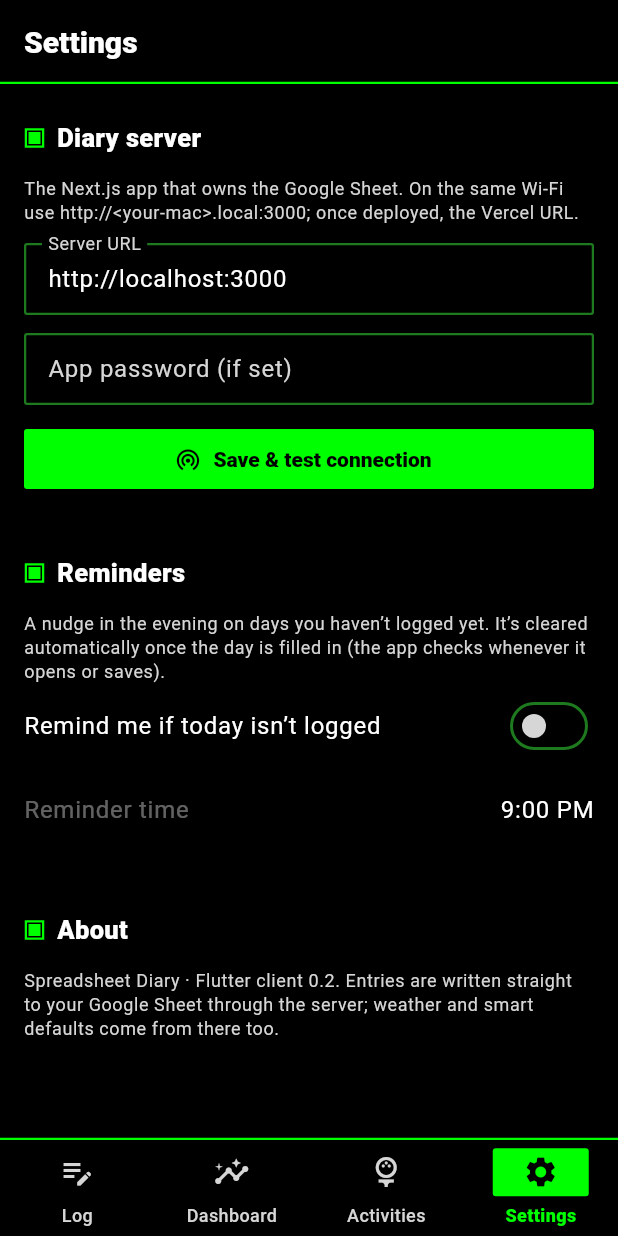
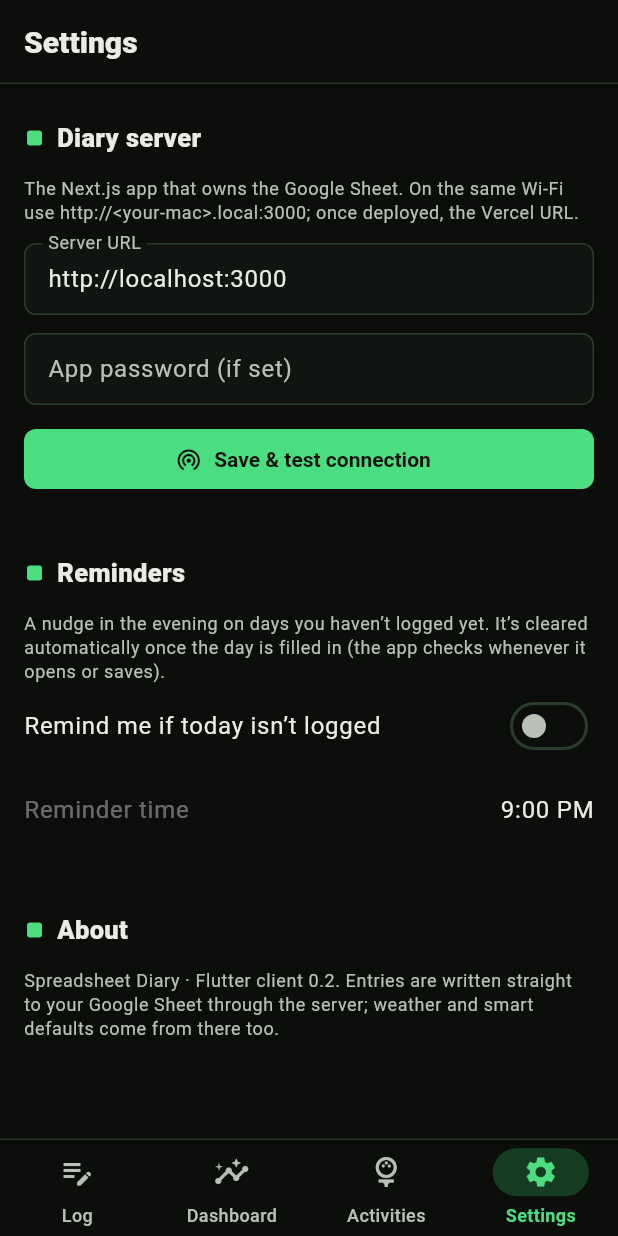
Before and after one commit to mylesai25/spreadsheet-diary, a Flutter app: the screen it shows after launch, item 4 of the bottom bar chosen, on a phone screen of 412 x 824 dp. Run offline on Flutter 3.47's test engine with Material 3 defaults, Android fonts, the phone set to English and light mode, and no system bars; our stand-ins replace fl_chart, flutter_local_notifications, flutter_timezone, shared_preferences, timezone; network calls fail.

Commit message:
Restyle web and mobile apps in the Diary_Graphs figure style
Dark-only theme drawn from the notebook graphs (green-tinted near-black paper,
muted green frames, mint accent, off-white second series), softened after a
first neon pass. Tabs are segmented controls and pills. Dashboard, Insights,
Compare and the Closet tab reuse shared chart primitives (Tile, ChartCard,
RankBars, VerticalBars) with the figures' green rank ramp and named clothing
colors; calendars, heatmap, scatter and heart-rate spread match their figures.

Combobox suggestion lists now close on any press outside the field (iOS Safari
never blurred the input on taps elsewhere).

Flutter app gets the same palette via lib/theme.dart, figure-style dashboard
and closet charts, and version 0.2.0.

Co-Authored-By: Claude Fable 5.1 <noreply@anthropic.com>

```diff
--- a/mobile/lib/main.dart
+++ b/mobile/lib/main.dart
@@ -67,7 +67,7 @@ class _ShellState extends State<Shell> {
     return Scaffold(
       body: IndexedStack(index: _tab, children: pages),
       bottomNavigationBar: Container(
-        decoration: const BoxDecoration(border: Border(top: BorderSide(color: Fig.neon, width: Fig.frameWidth))),
+        decoration: const BoxDecoration(border: Border(top: BorderSide(color: Fig.line, width: 1))),
         child: NavigationBar(
           selectedIndex: _tab,
           onDestinationSelected: (i) => setState(() => _tab = i),
--- a/mobile/lib/theme.dart
+++ b/mobile/lib/theme.dart
@@ -3,34 +3,36 @@ import 'package:flutter/material.dart';
 /// The look of the Diary_Graphs figures: black paper, a lime frame around every panel,
 /// green bars with lime outlines, white bold titles. Dark only — mirrors the web app's globals.css.
 class Fig {
-  static const paper = Color(0xFF000000);
-  static const surface2 = Color(0xFF0B1A0B);
-  static const neon = Color(0xFF00FF00);
-  static const border = Color(0xFF1E7A1E);   // dim green: inputs, dividers
-  static const ink = Color(0xFFFFFFFF);
-  static const ink2 = Color(0xFFD6D6D6);
-  static const muted = Color(0xFF9B9B9B);
-  static const line = Color(0xFF333333);
-  static const grid = Color(0xFF3D3D3D);
-  static const axis = Color(0xFF8C8C8C);
-  static const fill = Color(0xFF0F8F0F);     // bar fill under a lime outline
-  static const dot = Color(0xFF90EE90);      // scatter dots
-  static const accentSoft = Color(0xFF0B3D0B);
-  static const red = Color(0xFFFF0000);
-  static const gold = Color(0xFFFFD700);
-  static const white = Color(0xFFFFFFFF);
+  static const paper = Color(0xFF0B0E0B);
+  static const surface = Color(0xFF111511);
+  static const surface2 = Color(0xFF182018);
+  static const neon = Color(0xFF4ADE80);     // accent green (softened from the figures' lime)
+  static const frame = Color(0xFF2F5D38);    // muted green: card frames
+  static const border = Color(0xFF2A3D2C);   // inputs, dividers
+  static const ink = Color(0xFFE8EBE6);
+  static const ink2 = Color(0xFFB9C0B6);
+  static const muted = Color(0xFF7F877C);
+  static const line = Color(0xFF263026);
+  static const grid = Color(0xFF263026);
+  static const axis = Color(0xFF4B564A);
+  static const fill = Color(0xFF22753A);     // bar fill under a green outline
+  static const dot = Color(0xFF86EFAC);      // scatter dots
+  static const accentSoft = Color(0xFF163D22);
+  static const red = Color(0xFFEF5350);
+  static const gold = Color(0xFFE5C25A);
+  static const white = Color(0xFFD8DCD4);    // second series (soft white)
 
-  static const radius = 2.0;
-  static const frameWidth = 1.5;
+  static const radius = 8.0;
+  static const frameWidth = 1.0;
 
   /// Rank ramp from the "most-worn brands" figure: the top bars glow lime, the tail fades to forest green.
   static Color ramp(int i, int n) {
     final t = n <= 1 ? 0.0 : (i / (n - 1)).clamp(0.0, 1.0);
-    return Color.lerp(neon, const Color(0xFF0A4A0A), t)!;
+    return Color.lerp(neon, const Color(0xFF1C4A27), t)!;
   }
 
   /// Sequential scale for heatmaps: near-black green → lime.
-  static Color scale(double t) => Color.lerp(const Color(0xFF062006), neon, t.clamp(0.0, 1.0))!;
+  static Color scale(double t) => Color.lerp(const Color(0xFF12301A), neon, t.clamp(0.0, 1.0))!;
 
   /// Black or white text for a background (black on lime/red/white like the calendar figures).
   static Color inkOn(Color c) => c.computeLuminance() > 0.18 ? Colors.black : Colors.white;
@@ -53,10 +55,10 @@ class Fig {
 
   static Color? colorFor(String name) => named[name] ?? named[name.replaceAll(RegExp(r'\s*\(.*\)$'), '')];
 
-  static const frame = RoundedRectangleBorder(borderRadius: BorderRadius.all(Radius.circular(radius)), side: BorderSide(color: neon, width: frameWidth));
+  static const frameShape = RoundedRectangleBorder(borderRadius: BorderRadius.all(Radius.circular(radius)), side: BorderSide(color: frame, width: frameWidth));
   static const frameDim = RoundedRectangleBorder(borderRadius: BorderRadius.all(Radius.circular(radius)), side: BorderSide(color: border, width: frameWidth));
 
-  static const tileLabel = TextStyle(color: neon, fontSize: 10.5, fontWeight: FontWeight.w800, letterSpacing: 0.9);
+  static const tileLabel = TextStyle(color: neon, fontSize: 10.5, fontWeight: FontWeight.w700, letterSpacing: 0.8);
   static const tileValue = TextStyle(color: ink, fontSize: 26, fontWeight: FontWeight.w800, height: 1.05, fontFeatures: [FontFeature.tabularFigures()]);
   static const cardTitle = TextStyle(color: ink, fontSize: 15, fontWeight: FontWeight.w800);
   static const cardSub = TextStyle(color: ink2, fontSize: 12);
@@ -70,7 +72,7 @@ ThemeData buildFigTheme() {
   const cs = ColorScheme(
     brightness: Brightness.dark,
     primary: Fig.neon, onPrimary: Colors.black,
-    primaryContainer: Fig.surface2, onPrimaryContainer: Fig.ink,
+    primaryContainer: Fig.accentSoft, onPrimaryContainer: Fig.ink,
     secondary: Fig.neon, onSecondary: Colors.black,
     secondaryContainer: Fig.accentSoft, onSecondaryContainer: Fig.ink,
     tertiary: Fig.gold, onTertiary: Colors.black,
@@ -78,11 +80,11 @@ ThemeData buildFigTheme() {
     error: Fig.red, onError: Colors.black,
     errorContainer: Color(0xFF3A0000), onErrorContainer: Fig.ink,
     surface: Fig.paper, onSurface: Fig.ink,
-    surfaceContainerLowest: Fig.paper, surfaceContainerLow: Fig.paper, surfaceContainer: Fig.surface2,
-    surfaceContainerHigh: Fig.surface2, surfaceContainerHighest: Color(0xFF122412),
+    surfaceContainerLowest: Fig.paper, surfaceContainerLow: Fig.surface, surfaceContainer: Fig.surface2,
+    surfaceContainerHigh: Fig.surface2, surfaceContainerHighest: Color(0xFF1F2A1F),
     onSurfaceVariant: Fig.ink2,
     outline: Fig.border, outlineVariant: Fig.border,
-    inverseSurface: Fig.ink, onInverseSurface: Colors.black, inversePrimary: Color(0xFF0A4A0A),
+    inverseSurface: Fig.ink, onInverseSurface: Fig.paper, inversePrimary: Color(0xFF1C4A27),
     shadow: Colors.black, scrim: Colors.black,
   );
   const shape = RoundedRectangleBorder(borderRadius: BorderRadius.all(Radius.circular(Fig.radius)));
@@ -95,11 +97,11 @@ ThemeData buildFigTheme() {
     appBarTheme: const AppBarTheme(
       backgroundColor: Fig.paper, foregroundColor: Fig.ink, elevation: 0, scrolledUnderElevation: 0, centerTitle: false,
       titleTextStyle: TextStyle(color: Fig.ink, fontSize: 20, fontWeight: FontWeight.w800),
-      shape: Border(bottom: BorderSide(color: Fig.neon, width: Fig.frameWidth)),
+      shape: Border(bottom: BorderSide(color: Fig.line, width: 1)),
     ),
-    cardTheme: const CardThemeData(color: Fig.paper, elevation: 0, margin: EdgeInsets.zero, shape: Fig.frame),
+    cardTheme: const CardThemeData(color: Fig.surface, elevation: 0, margin: EdgeInsets.zero, shape: Fig.frameShape),
     inputDecorationTheme: const InputDecorationTheme(
-      isDense: true, filled: true, fillColor: Fig.paper,
+      isDense: true, filled: true, fillColor: Fig.surface,
       hintStyle: TextStyle(color: Fig.muted), helperStyle: TextStyle(color: Fig.muted), labelStyle: TextStyle(color: Fig.ink2), suffixStyle: TextStyle(color: Fig.muted),
       border: OutlineInputBorder(borderRadius: BorderRadius.all(Radius.circular(Fig.radius)), borderSide: BorderSide(color: Fig.border, width: Fig.frameWidth)),
       enabledBorder: OutlineInputBorder(borderRadius: BorderRadius.all(Radius.circular(Fig.radius)), borderSide: BorderSide(color: Fig.border, width: Fig.frameWidth)),
@@ -107,10 +109,10 @@ ThemeData buildFigTheme() {
       errorBorder: OutlineInputBorder(borderRadius: BorderRadius.all(Radius.circular(Fig.radius)), borderSide: BorderSide(color: Fig.red, width: Fig.frameWidth)),
     ),
     chipTheme: ChipThemeData(
-      backgroundColor: Fig.paper, selectedColor: Fig.neon, disabledColor: Fig.paper, checkmarkColor: Colors.black,
-      side: const BorderSide(color: Fig.border, width: Fig.frameWidth), shape: shape,
+      backgroundColor: Fig.surface2, selectedColor: Fig.neon, disabledColor: Fig.surface2, checkmarkColor: Fig.paper,
+      side: BorderSide.none, shape: const StadiumBorder(),
       labelStyle: const TextStyle(color: Fig.ink2, fontSize: 13),
-      secondaryLabelStyle: const TextStyle(color: Colors.black, fontSize: 13, fontWeight: FontWeight.w800),
+      secondaryLabelStyle: const TextStyle(color: Fig.paper, fontSize: 13, fontWeight: FontWeight.w700),
       deleteIconColor: Fig.muted, iconTheme: const IconThemeData(color: Fig.ink2, size: 16),
     ),
     segmentedButtonTheme: SegmentedButtonThemeData(
@@ -118,16 +120,16 @@ ThemeData buildFigTheme() {
         shape: const WidgetStatePropertyAll(shape),
         side: const WidgetStatePropertyAll(BorderSide(color: Fig.border, width: Fig.frameWidth)),
         backgroundColor: WidgetStateProperty.resolveWith((s) => s.contains(WidgetState.selected) ? Fig.neon : Fig.paper),
-        foregroundColor: WidgetStateProperty.resolveWith((s) => s.contains(WidgetState.selected) ? Colors.black : Fig.ink2),
-        textStyle: WidgetStateProperty.resolveWith((s) => TextStyle(fontWeight: s.contains(WidgetState.selected) ? FontWeight.w800 : FontWeight.w500)),
+        foregroundColor: WidgetStateProperty.resolveWith((s) => s.contains(WidgetState.selected) ? Fig.paper : Fig.ink2),
+        textStyle: WidgetStateProperty.resolveWith((s) => TextStyle(fontWeight: s.contains(WidgetState.selected) ? FontWeight.w700 : FontWeight.w500)),
       ),
     ),
     filledButtonTheme: FilledButtonThemeData(
       style: ButtonStyle(
         shape: const WidgetStatePropertyAll(shape),
         backgroundColor: WidgetStateProperty.resolveWith((s) => s.contains(WidgetState.disabled) ? Fig.neon.withValues(alpha: 0.35) : Fig.neon),
-        foregroundColor: const WidgetStatePropertyAll(Colors.black),
-        textStyle: const WidgetStatePropertyAll(TextStyle(fontWeight: FontWeight.w800)),
+        foregroundColor: const WidgetStatePropertyAll(Fig.paper),
+        textStyle: const WidgetStatePropertyAll(TextStyle(fontWeight: FontWeight.w700)),
       ),
     ),
     outlinedButtonTheme: OutlinedButtonThemeData(
@@ -135,7 +137,7 @@ ThemeData buildFigTheme() {
         shape: const WidgetStatePropertyAll(shape),
         side: WidgetStateProperty.resolveWith((s) => BorderSide(color: s.contains(WidgetState.focused) ? Fig.neon : Fig.border, width: Fig.frameWidth)),
         foregroundColor: const WidgetStatePropertyAll(Fig.ink),
-        backgroundColor: const WidgetStatePropertyAll(Fig.paper),
+        backgroundColor: const WidgetStatePropertyAll(Fig.surface),
       ),
     ),
     textButtonTheme: TextButtonThemeData(
@@ -143,23 +145,23 @@ ThemeData buildFigTheme() {
     ),
     iconButtonTheme: const IconButtonThemeData(style: ButtonStyle(foregroundColor: WidgetStatePropertyAll(Fig.ink))),
     navigationBarTheme: NavigationBarThemeData(
-      backgroundColor: Fig.paper, indicatorColor: Fig.neon, indicatorShape: shape, elevation: 0, height: 64,
-      iconTheme: WidgetStateProperty.resolveWith((s) => IconThemeData(color: s.contains(WidgetState.selected) ? Colors.black : Fig.ink2)),
-      labelTextStyle: WidgetStateProperty.resolveWith((s) => TextStyle(color: s.contains(WidgetState.selected) ? Fig.neon : Fig.ink2, fontSize: 12, fontWeight: s.contains(WidgetState.selected) ? FontWeight.w800 : FontWeight.w500)),
+      backgroundColor: Fig.paper, indicatorColor: Fig.accentSoft, indicatorShape: const StadiumBorder(), elevation: 0, height: 64,
+      iconTheme: WidgetStateProperty.resolveWith((s) => IconThemeData(color: s.contains(WidgetState.selected) ? Fig.neon : Fig.ink2)),
+      labelTextStyle: WidgetStateProperty.resolveWith((s) => TextStyle(color: s.contains(WidgetState.selected) ? Fig.neon : Fig.ink2, fontSize: 12, fontWeight: s.contains(WidgetState.selected) ? FontWeight.w700 : FontWeight.w500)),
     ),
     listTileTheme: const ListTileThemeData(textColor: Fig.ink, iconColor: Fig.ink2, subtitleTextStyle: TextStyle(color: Fig.ink2, fontSize: 12)),
-    snackBarTheme: const SnackBarThemeData(backgroundColor: Fig.surface2, contentTextStyle: TextStyle(color: Fig.ink), shape: Fig.frame, behavior: SnackBarBehavior.floating),
-    dialogTheme: const DialogThemeData(backgroundColor: Fig.paper, shape: Fig.frame, titleTextStyle: TextStyle(color: Fig.ink, fontSize: 18, fontWeight: FontWeight.w800), contentTextStyle: TextStyle(color: Fig.ink2, fontSize: 14)),
-    bottomSheetTheme: const BottomSheetThemeData(backgroundColor: Fig.paper, shape: RoundedRectangleBorder(side: BorderSide(color: Fig.neon, width: Fig.frameWidth))),
-    timePickerTheme: const TimePickerThemeData(backgroundColor: Fig.paper, shape: Fig.frame),
-    datePickerTheme: const DatePickerThemeData(backgroundColor: Fig.paper, shape: Fig.frame, headerForegroundColor: Fig.ink),
+    snackBarTheme: const SnackBarThemeData(backgroundColor: Fig.surface2, contentTextStyle: TextStyle(color: Fig.ink), shape: Fig.frameShape, behavior: SnackBarBehavior.floating),
+    dialogTheme: const DialogThemeData(backgroundColor: Fig.surface, shape: Fig.frameShape, titleTextStyle: TextStyle(color: Fig.ink, fontSize: 18, fontWeight: FontWeight.w800), contentTextStyle: TextStyle(color: Fig.ink2, fontSize: 14)),
+    bottomSheetTheme: const BottomSheetThemeData(backgroundColor: Fig.surface, shape: RoundedRectangleBorder(borderRadius: BorderRadius.vertical(top: Radius.circular(16)), side: BorderSide(color: Fig.frame, width: Fig.frameWidth))),
+    timePickerTheme: const TimePickerThemeData(backgroundColor: Fig.surface, shape: Fig.frameShape),
+    datePickerTheme: const DatePickerThemeData(backgroundColor: Fig.surface, shape: Fig.frameShape, headerForegroundColor: Fig.ink),
     switchTheme: SwitchThemeData(
-      thumbColor: WidgetStateProperty.resolveWith((s) => s.contains(WidgetState.selected) ? Colors.black : Fig.ink2),
+      thumbColor: WidgetStateProperty.resolveWith((s) => s.contains(WidgetState.selected) ? Fig.paper : Fig.ink2),
       trackColor: WidgetStateProperty.resolveWith((s) => s.contains(WidgetState.selected) ? Fig.neon : Fig.paper),
       trackOutlineColor: const WidgetStatePropertyAll(Fig.border),
     ),
     progressIndicatorTheme: const ProgressIndicatorThemeData(color: Fig.neon),
-    tooltipTheme: const TooltipThemeData(decoration: BoxDecoration(color: Fig.paper, border: Border.fromBorderSide(BorderSide(color: Fig.neon, width: Fig.frameWidth))), textStyle: TextStyle(color: Fig.ink, fontSize: 12)),
+    tooltipTheme: const TooltipThemeData(decoration: BoxDecoration(color: Fig.surface2, borderRadius: BorderRadius.all(Radius.circular(6)), border: Border.fromBorderSide(BorderSide(color: Fig.frame, width: Fig.frameWidth))), textStyle: TextStyle(color: Fig.ink, fontSize: 12)),
     splashFactory: InkSparkle.splashFactory,
   );
 }
@@ -224,7 +226,7 @@ class FigHeading extends StatelessWidget {
   Widget build(BuildContext context) => Padding(
         padding: const EdgeInsets.fromLTRB(2, 8, 2, 10),
         child: Row(children: [
-          Container(width: 10, height: 10, decoration: BoxDecoration(color: Fig.neon, border: Border.all(color: Colors.black), boxShadow: const [BoxShadow(color: Fig.neon, spreadRadius: 1.5)])),
+          Container(width: 10, height: 10, decoration: BoxDecoration(color: Fig.neon, borderRadius: BorderRadius.circular(2))),
           const SizedBox(width: 10),
           Text(text, style: const TextStyle(color: Fig.ink, fontSize: 17, fontWeight: FontWeight.w800)),
         ]),
@@ -239,12 +241,12 @@ class FigLegend extends StatelessWidget {
   @override
   Widget build(BuildContext context) => Container(
         padding: const EdgeInsets.symmetric(horizontal: 10, vertical: 6),
-        decoration: BoxDecoration(color: Fig.paper, border: Border.all(color: Fig.neon, width: Fig.frameWidth)),
+        decoration: BoxDecoration(color: Fig.surface, borderRadius: BorderRadius.circular(Fig.radius), border: Border.all(color: Fig.frame, width: Fig.frameWidth)),
         child: Wrap(spacing: 12, runSpacing: 4, crossAxisAlignment: WrapCrossAlignment.center, children: [
           if (title != null) Text(title!, style: const TextStyle(color: Fig.ink, fontSize: 12, fontWeight: FontWeight.w800)),
           for (final i in items)
             Row(mainAxisSize: MainAxisSize.min, children: [
-              Container(width: 12, height: 12, decoration: BoxDecoration(color: i.$2, border: Border.all(color: Fig.neon, width: 1.5))),
+              Container(width: 12, height: 12, decoration: BoxDecoration(color: i.$2, borderRadius: BorderRadius.circular(2))),
               const SizedBox(width: 5),
               Text(i.$1, style: Fig.small),
             ]),
--- a/mobile/lib/widgets/fields.dart
+++ b/mobile/lib/widgets/fields.dart
@@ -54,7 +54,7 @@ class RatingField extends StatelessWidget {
             selected: n == k,
             showCheckmark: false,
             selectedColor: Fig.neon,
-            labelStyle: TextStyle(color: n == k ? Colors.black : cs.onSurface, fontWeight: n == k ? FontWeight.w800 : FontWeight.w500),
+            labelStyle: TextStyle(color: n == k ? Fig.paper : cs.onSurface, fontWeight: n == k ? FontWeight.w700 : FontWeight.w500),
             visualDensity: VisualDensity.compact,
             materialTapTargetSize: MaterialTapTargetSize.shrinkWrap,
             onSelected: (_) => onChanged(n == k ? '' : '$k'),
@@ -188,7 +188,7 @@ class SelectField extends StatelessWidget {
             child: Material(
               elevation: 0,
               color: Fig.paper,
-              shape: Fig.frame,
+              shape: Fig.frameShape,
               child: SizedBox(
                 width: constraints.maxWidth,
                 child: ListView(
@@ -266,7 +266,7 @@ class _MultiFieldState extends State<MultiField> {
               child: Material(
                 elevation: 0,
                 color: Fig.paper,
-                shape: Fig.frame,
+                shape: Fig.frameShape,
                 child: SizedBox(width: constraints.maxWidth, child: ListView(shrinkWrap: true, padding: EdgeInsets.zero, children: [for (final o in opts) ListTile(dense: true, title: Text(o), onTap: () => onSelected(o))])),
               ),
             ),
```
Also changed, not shown: mobile/lib/screens/dashboard_screen.dart (+4 -4 lines), mobile/lib/screens/log_screen.dart (+6 -5 lines), 9 other files.
